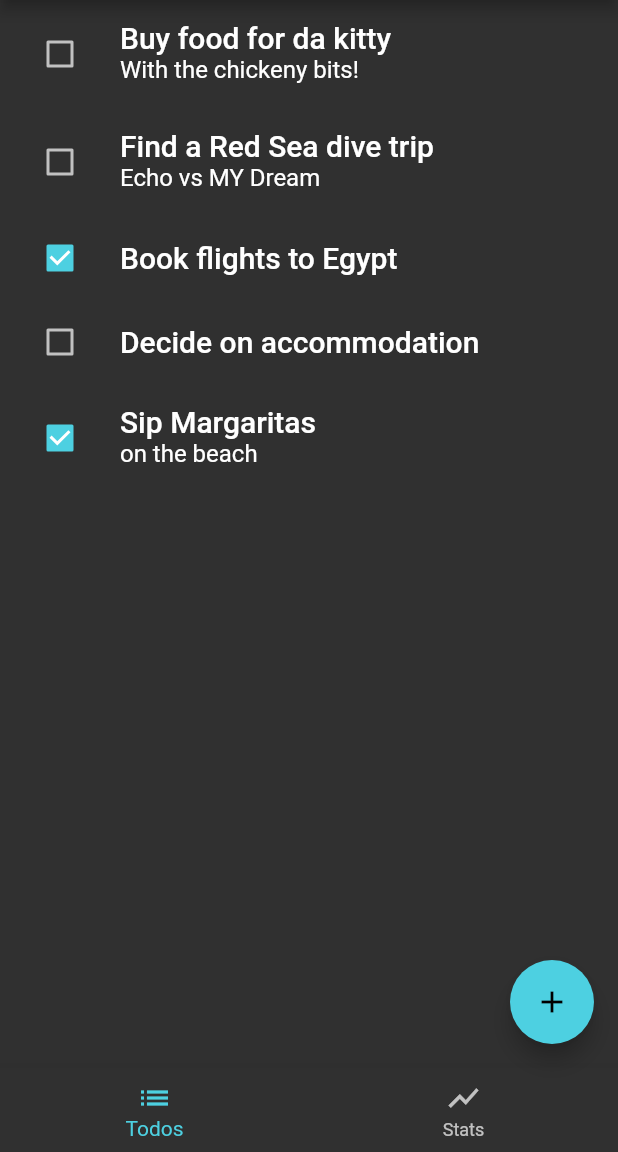
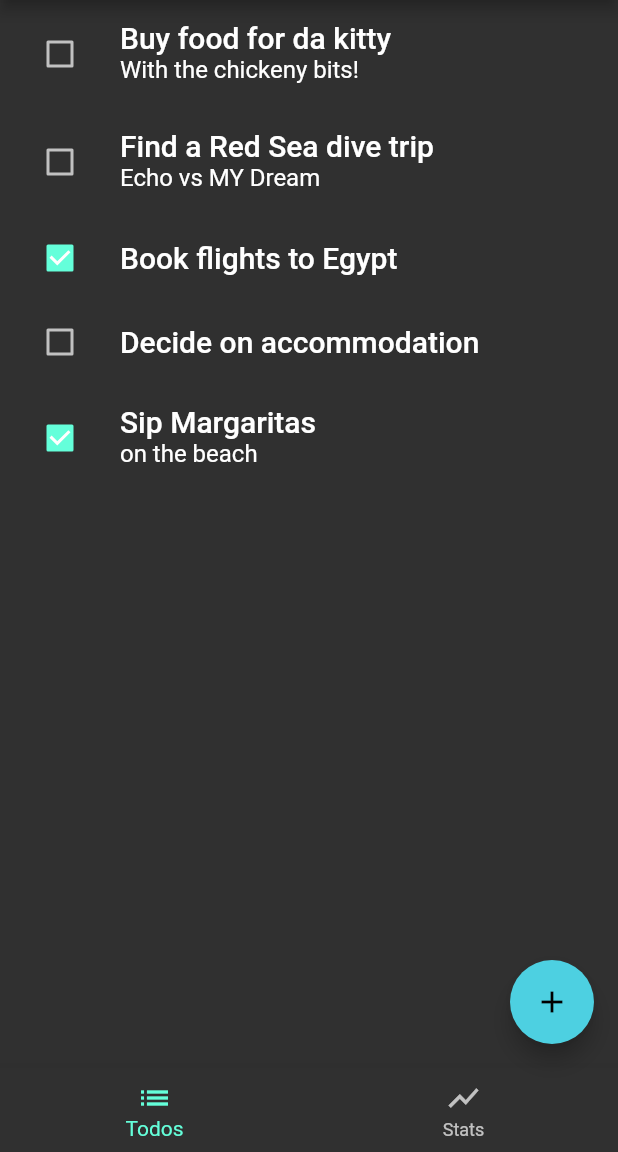
Before and after one commit to Snoy-Kuo/todo_bloc, a Flutter app: the screen it shows after launch, on a phone screen of 412 x 824 dp, the part 84-1236 px from its top. Run offline on Flutter 3.47's test engine with Material 2 defaults, Android fonts, the phone set to English and light mode, and no system bars; our stand-ins replace bloc, equatable, flutter_bloc, shared_preferences.

Commit message:
update sdk, libs and readme.

```diff
--- a/lib/common/todos_app_core/theme.dart
+++ b/lib/common/todos_app_core/theme.dart
@@ -13,8 +13,6 @@ class ArchSampleTheme {
 
     return ThemeData.dark().copyWith(
       primaryColor: Colors.grey[800],
-      accentColor: Colors.cyan[300],
-      buttonColor: Colors.grey[800],
       textSelectionTheme: TextSelectionThemeData(
         selectionColor: Colors.cyan[100],
       ),
--- a/lib/widgets/filter_button.dart
+++ b/lib/widgets/filter_button.dart
@@ -19,7 +19,7 @@ class FilterButton extends StatelessWidget {
     final activeStyle = Theme.of(context)
         .textTheme
         .bodyText2!
-        .copyWith(color: Theme.of(context).accentColor);
+        .copyWith(color: Theme.of(context).toggleableActiveColor);
     final filteredTodosBloc = BlocProvider.of<FilteredTodosBloc>(context);
     return BlocBuilder(
         bloc: filteredTodosBloc,
```
Also changed, not shown: pubspec.yaml (+4 -4 lines), pubspec.lock, 1 other file.
